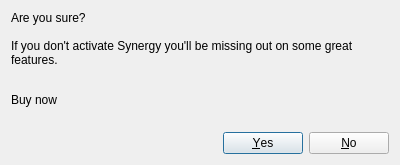
This is src/gui/src/CancelActivationDialog.ui in deskflow/deskflow as Qt 5 draws it before an edit. The edited form follows.
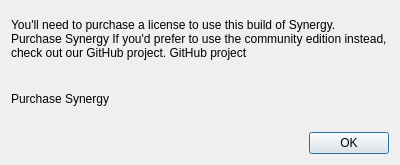
This is the edited form.

Commit message: Fixed compile errors for `SYNERGY_ENABLE_LICENSING` compile path

```diff
--- a/src/gui/src/CancelActivationDialog.ui
+++ b/src/gui/src/CancelActivationDialog.ui
@@ -17,9 +17,7 @@
    <item>
     <widget class="QLabel" name="label">
      <property name="text">
-      <string>Are you sure?
-
-If you don't activate Synergy you'll be missing out on some great features.</string>
+      <string>&lt;html&gt;&lt;head/&gt;&lt;body&gt;&lt;p&gt;You'll need to purchase a license to use this build of Synergy.&lt;/p&gt;&lt;p&gt;&lt;a href=&quot;https://symless.com/pricing?source=gui&quot;&gt;&lt;span style=&quot; text-decoration: underline; color:#4285f4;&quot;&gt;Purchase Synergy&lt;/span&gt;&lt;/a&gt;&lt;/p&gt;&lt;p&gt;If you'd prefer to use the community edition instead, check out our GitHub project.&lt;/p&gt;&lt;p&gt;&lt;a href=&quot;https://github.com/symless/synergy-core&quot;&gt;&lt;span style=&quot; text-decoration: underline; color:#007af4;&quot;&gt;GitHub project&lt;/span&gt;&lt;/a&gt;&lt;/p&gt;&lt;/body&gt;&lt;/html&gt;</string>
      </property>
      <property name="wordWrap">
       <bool>true</bool>
@@ -32,7 +30,7 @@
    <item>
     <widget class="QLabel" name="label_2">
      <property name="text">
-      <string>&lt;html&gt;&lt;head/&gt;&lt;body&gt;&lt;p&gt;&lt;a href=&quot;https://symless.com/pricing?source=gui&quot;&gt;&lt;span style=&quot; text-decoration: underline; color:#0000ff;&quot;&gt;Buy now&lt;/span&gt;&lt;/a&gt;&lt;/p&gt;&lt;/body&gt;&lt;/html&gt;</string>
+      <string>&lt;html&gt;&lt;head/&gt;&lt;body&gt;&lt;p&gt;&lt;a href=&quot;https://symless.com/pricing?source=gui&quot;&gt;&lt;span style=&quot; text-decoration: underline; color:#4285f4;&quot;&gt;Purchase Synergy&lt;/span&gt;&lt;/a&gt;&lt;/p&gt;&lt;/body&gt;&lt;/html&gt;</string>
      </property>
      <property name="openExternalLinks">
       <bool>true</bool>
@@ -45,7 +43,7 @@
       <enum>Qt::Horizontal</enum>
      </property>
      <property name="standardButtons">
-      <set>QDialogButtonBox::No|QDialogButtonBox::Yes</set>
+      <set>QDialogButtonBox::Ok</set>
      </property>
     </widget>
    </item>
```
The commit also changes 6 other files.
